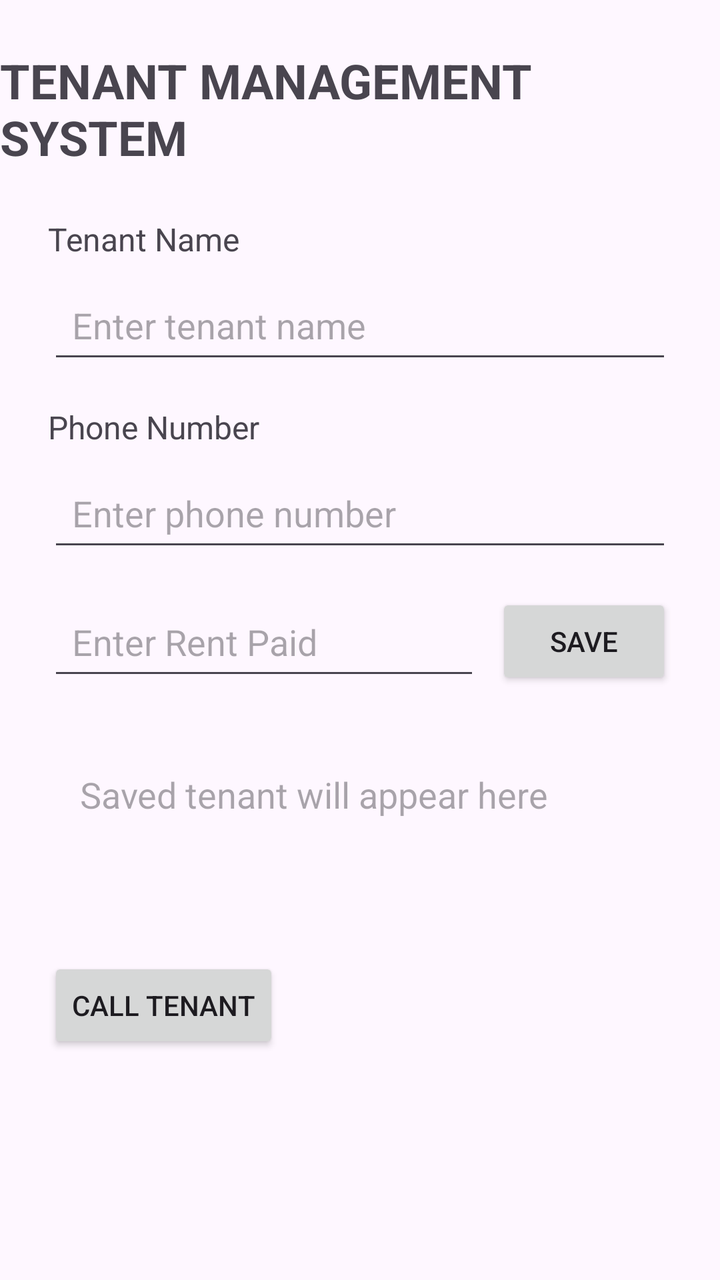
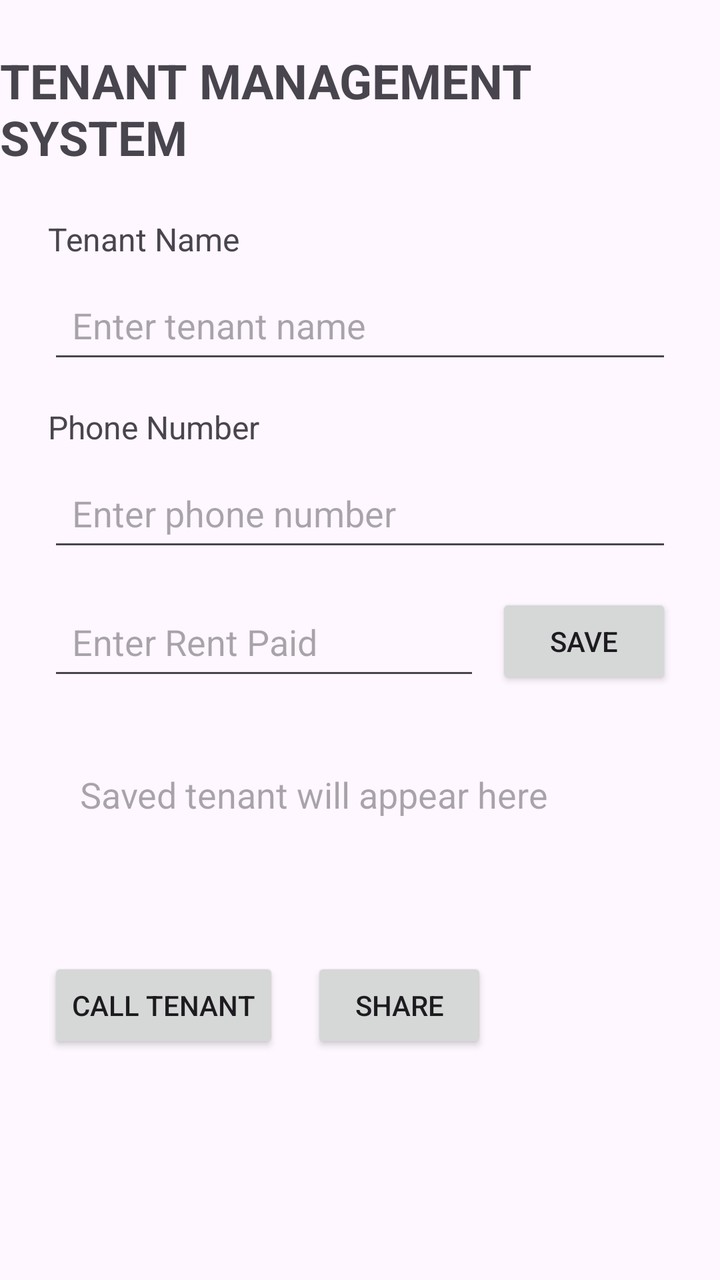

Screens rendered from an Android XML layout before and after an edit, with the pre-edit source and the edit as a unified diff.
<!-- AndroidManifest.xml: application theme Theme.TenantManagementSystem -->
<!-- res/layout/activity_main.xml -->
<?xml version="1.0" encoding="utf-8"?>
<layout xmlns:android="http://schemas.android.com/apk/res/android"
    xmlns:app="http://schemas.android.com/apk/res-auto">

    <data>
        <variable
            name="tenant"
            type="com.example.tenantmanagementsystem.Tenant" />
    </data>

    <androidx.constraintlayout.widget.ConstraintLayout
        android:layout_width="match_parent"
        android:layout_height="match_parent">

        <TextView
            android:id="@+id/titleTextView"
            android:layout_width="wrap_content"
            android:layout_height="wrap_content"
            android:text="TENANT MANAGEMENT SYSTEM"
            android:textSize="24sp"
            android:textStyle="bold"
            android:layout_marginTop="24dp"
            app:layout_constraintTop_toTopOf="parent"
            app:layout_constraintStart_toStartOf="parent"
            app:layout_constraintEnd_toEndOf="parent" />

        <TextView
            android:id="@+id/tenantNameLabel"
            android:layout_width="wrap_content"
            android:layout_height="wrap_content"
            android:text="Tenant Name"
            android:textSize="16sp"
            android:layout_marginTop="24dp"
            android:layout_marginStart="24dp"
            app:layout_constraintTop_toBottomOf="@id/titleTextView"
            app:layout_constraintStart_toStartOf="parent" />

        <EditText
            android:id="@+id/tenantNameEditText"
            android:layout_width="0dp"
            android:layout_height="wrap_content"
            android:hint="Enter tenant name"
            android:minHeight="48dp"
            android:padding="12dp"
            android:layout_marginTop="8dp"

            android:layout_marginStart="24dp"
            android:layout_marginEnd="24dp"
            app:layout_constraintTop_toBottomOf="@id/tenantNameLabel"
            app:layout_constraintStart_toStartOf="parent"
            app:layout_constraintEnd_toEndOf="parent" />

        <TextView
            android:id="@+id/phoneLabel"
            android:layout_width="wrap_content"
            android:layout_height="wrap_content"
            android:text="Phone Number"
            android:textSize="16sp"
            android:layout_marginTop="16dp"
            android:layout_marginStart="24dp"
            app:layout_constraintTop_toBottomOf="@id/tenantNameEditText"
            app:layout_constraintStart_toStartOf="parent" />

        <EditText
            android:id="@+id/phoneEditText"
            android:layout_width="0dp"
            android:layout_height="wrap_content"
            android:hint="Enter phone number"
            android:inputType="phone"
            android:minHeight="48dp"
            android:padding="12dp"
            android:layout_marginTop="8dp"
            android:layout_marginStart="24dp"
            android:layout_marginEnd="24dp"
            app:layout_constraintTop_toBottomOf="@id/phoneLabel"
            app:layout_constraintStart_toStartOf="parent"
            app:layout_constraintEnd_toEndOf="parent" />

        <EditText
            android:id="@+id/rentEditText"
            android:layout_width="0dp"
            android:layout_height="wrap_content"
            android:hint="Enter Rent Paid"
            android:inputType="numberDecimal"
            android:minHeight="48dp"
            android:padding="12dp"
            android:layout_marginStart="24dp"
            android:layout_marginTop="16dp"
            android:layout_marginEnd="8dp"
            app:layout_constraintTop_toBottomOf="@id/phoneEditText"
            app:layout_constraintStart_toStartOf="parent"
            app:layout_constraintEnd_toStartOf="@id/saveButton" />

        <Button
            android:id="@+id/saveButton"
            android:layout_width="wrap_content"
            android:layout_height="wrap_content"
            android:text="SAVE"
            android:layout_marginEnd="24dp"
            app:layout_constraintTop_toTopOf="@id/rentEditText"
            app:layout_constraintEnd_toEndOf="parent" />

        <TextView
            android:id="@+id/tenantResultTextView"
            android:layout_width="0dp"
            android:layout_height="wrap_content"
            android:text="@{tenant.summary()}"
            android:hint="Saved tenant will appear here"
            android:textSize="18sp"
            android:padding="16dp"
            android:layout_margin="24dp"
            app:layout_constraintTop_toBottomOf="@id/rentEditText"
            app:layout_constraintStart_toStartOf="parent"
            app:layout_constraintEnd_toEndOf="parent" />

        <TextView
            android:id="@+id/tenantNameBigTextView"
            android:layout_width="0dp"
            android:layout_height="wrap_content"
            android:text="@{tenant.name}"
            android:textSize="28sp"
            android:textStyle="bold"
            android:layout_marginStart="24dp"
            android:layout_marginEnd="24dp"
            app:layout_constraintTop_toBottomOf="@id/tenantResultTextView"
            app:layout_constraintStart_toStartOf="parent"
            app:layout_constraintEnd_toEndOf="parent" />
        <Button
            android:id="@+id/callButton"
            android:layout_width="wrap_content"
            android:layout_height="wrap_content"
            android:text="CALL TENANT"
            android:layout_marginStart="24dp"
            android:layout_marginTop="16dp"
            app:layout_constraintTop_toBottomOf="@id/tenantNameBigTextView"
            app:layout_constraintStart_toStartOf="parent" />
    </androidx.constraintlayout.widget.ConstraintLayout>
</layout>
<!-- resources referenced by this layout -->
<resources>
  <style name="Theme.TenantManagementSystem" parent="Base.Theme.TenantManagementSystem" />
  <style name="Base.Theme.TenantManagementSystem" parent="Theme.Material3.DayNight.NoActionBar">
          
          
      </style>
</resources>

<!-- the commit's change to res/layout/activity_main.xml (unified diff, before → after) -->
@@ -134,5 +134,13 @@
             android:layout_marginTop="16dp"
             app:layout_constraintTop_toBottomOf="@id/tenantNameBigTextView"
             app:layout_constraintStart_toStartOf="parent" />
+        <Button
+            android:id="@+id/shareButton"
+            android:layout_width="wrap_content"
+            android:layout_height="wrap_content"
+            android:text="SHARE"
+            android:layout_marginStart="16dp"
+            app:layout_constraintTop_toTopOf="@id/callButton"
+            app:layout_constraintStart_toEndOf="@id/callButton" />
     </androidx.constraintlayout.widget.ConstraintLayout>
 </layout>
